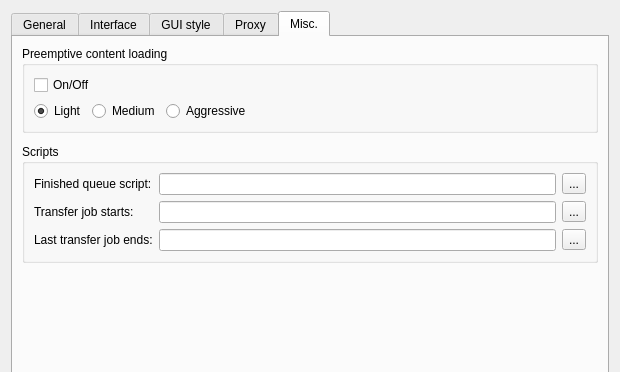
This is src/preferences_dialog.ui in holazt/RcloneBrowser as Qt 5 draws it before an edit; both pictures show x 0 to 620 and y 0 to 372 of the 620 by 758 pixel window. The edited form follows.
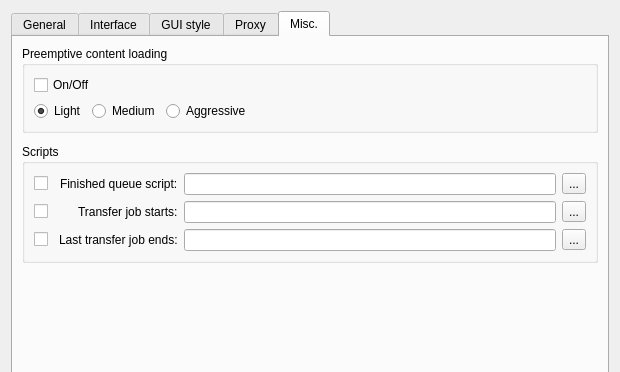
This is the edited form. The open tabs and pages were chosen to show the change.

Commit message: added scripts' hooks activation checkboxes

The edit to the form file:
```diff
--- a/src/preferences_dialog.ui
+++ b/src/preferences_dialog.ui
@@ -1323,69 +1323,115 @@
           <string>Scripts</string>
          </property>
          <layout class="QGridLayout" name="gridLayout_6">
-          <item row="4" column="1">
+          <item row="0" column="4">
+           <widget class="QLineEdit" name="queueScript">
+            <property name="toolTip">
+             <string>&lt;html&gt;&lt;head/&gt;&lt;body&gt;&lt;p&gt;Script executed when queue processing is finished e.g.:&lt;br/&gt;&lt;br/&gt;&amp;quot;/usr/local/bin/put_to_slepp&amp;quot; -now&lt;br/&gt;&amp;quot;C:\Program Files\Tools\put_to_sleep.exe&amp;quot; -now -arg2&lt;/p&gt;&lt;/body&gt;&lt;/html&gt;</string>
+            </property>
+           </widget>
+          </item>
+          <item row="4" column="4">
            <widget class="QLineEdit" name="transferOffScript">
             <property name="toolTip">
              <string>&lt;html&gt;&lt;head/&gt;&lt;body&gt;&lt;p&gt;Script executed when last transfer job finishes e.g.:&lt;br/&gt;&lt;br/&gt;&amp;quot;/usr/local/bin/keep_awake&amp;quot; -allowSleep&lt;br/&gt;&amp;quot;C:\Program Files\Tools\keep_awake.exe&amp;quot; -allowSleep -arg2&lt;/p&gt;&lt;/body&gt;&lt;/html&gt;</string>
             </property>
            </widget>
           </item>
-          <item row="4" column="0">
-           <widget class="QLabel" name="label_9">
-            <property name="text">
-             <string>Last transfer job ends:</string>
-            </property>
-           </widget>
-          </item>
-          <item row="4" column="2">
-           <widget class="QToolButton" name="transferOffScriptBrowse">
-            <property name="text">
-             <string>...</string>
-            </property>
-           </widget>
-          </item>
-          <item row="3" column="0">
-           <widget class="QLabel" name="label_8">
-            <property name="text">
-             <string>Transfer job starts:</string>
-            </property>
-           </widget>
-          </item>
-          <item row="3" column="1">
+          <item row="3" column="4">
            <widget class="QLineEdit" name="transferOnScript">
             <property name="toolTip">
              <string>&lt;html&gt;&lt;head/&gt;&lt;body&gt;&lt;p&gt;Script executed when transfer job starts e.g.:&lt;br/&gt;&lt;br/&gt;&amp;quot;/usr/local/bin/keep_awake&amp;quot; -arg1&lt;br/&gt;&amp;quot;C:\Program Files\Tools\keep_awake.exe&amp;quot; -arg1 -arg2&lt;/p&gt;&lt;/body&gt;&lt;/html&gt;</string>
             </property>
            </widget>
           </item>
-          <item row="3" column="2">
-           <widget class="QToolButton" name="transferOnScriptBrowse">
+          <item row="4" column="1">
+           <widget class="QCheckBox" name="jobLastFinishedScriptRun">
+            <property name="toolTip">
+             <string>&lt;html&gt;&lt;head/&gt;&lt;body&gt;&lt;p&gt;Activate script.&lt;/p&gt;&lt;/body&gt;&lt;/html&gt;</string>
+            </property>
+            <property name="text">
+             <string/>
+            </property>
+           </widget>
+          </item>
+          <item row="0" column="1">
+           <widget class="QCheckBox" name="queueScriptRun">
+            <property name="toolTip">
+             <string>&lt;html&gt;&lt;head/&gt;&lt;body&gt;&lt;p&gt;Activate script.&lt;/p&gt;&lt;/body&gt;&lt;/html&gt;</string>
+            </property>
+            <property name="text">
+             <string/>
+            </property>
+           </widget>
+          </item>
+          <item row="3" column="1">
+           <widget class="QCheckBox" name="jobStartScriptRun">
+            <property name="toolTip">
+             <string>&lt;html&gt;&lt;head/&gt;&lt;body&gt;&lt;p&gt;Activate script.&lt;/p&gt;&lt;/body&gt;&lt;/html&gt;</string>
+            </property>
+            <property name="text">
+             <string/>
+            </property>
+           </widget>
+          </item>
+          <item row="4" column="5">
+           <widget class="QToolButton" name="transferOffScriptBrowse">
             <property name="text">
              <string>...</string>
             </property>
            </widget>
           </item>
-          <item row="0" column="0">
+          <item row="0" column="3" alignment="Qt::AlignRight">
            <widget class="QLabel" name="label_7">
             <property name="text">
              <string>Finished queue script:</string>
             </property>
            </widget>
           </item>
-          <item row="0" column="1">
-           <widget class="QLineEdit" name="queueScript">
-            <property name="toolTip">
-             <string>&lt;html&gt;&lt;head/&gt;&lt;body&gt;&lt;p&gt;Script executed when queue processing is finished e.g.:&lt;br/&gt;&lt;br/&gt;&amp;quot;/usr/local/bin/put_to_slepp&amp;quot; -now&lt;br/&gt;&amp;quot;C:\Program Files\Tools\put_to_sleep.exe&amp;quot; -now -arg2&lt;/p&gt;&lt;/body&gt;&lt;/html&gt;</string>
+          <item row="3" column="3" alignment="Qt::AlignRight">
+           <widget class="QLabel" name="label_8">
+            <property name="text">
+             <string>Transfer job starts:</string>
             </property>
            </widget>
           </item>
-          <item row="0" column="2">
+          <item row="0" column="5">
            <widget class="QToolButton" name="queueScriptBrowse">
             <property name="text">
              <string>...</string>
             </property>
            </widget>
           </item>
+          <item row="3" column="5">
+           <widget class="QToolButton" name="transferOnScriptBrowse">
+            <property name="text">
+             <string>...</string>
+            </property>
+           </widget>
+          </item>
+          <item row="4" column="3" alignment="Qt::AlignRight">
+           <widget class="QLabel" name="label_9">
+            <property name="text">
+             <string>Last transfer job ends:</string>
+            </property>
+           </widget>
+          </item>
+          <item row="0" column="2">
+           <spacer name="horizontalSpacer_7">
+            <property name="orientation">
+             <enum>Qt::Horizontal</enum>
+            </property>
+            <property name="sizeType">
+             <enum>QSizePolicy::Fixed</enum>
+            </property>
+            <property name="sizeHint" stdset="0">
+             <size>
+              <width>5</width>
+              <height>20</height>
+             </size>
+            </property>
+           </spacer>
+          </item>
          </layout>
         </widget>
        </item>
```
The commit also changes 5 other files.
